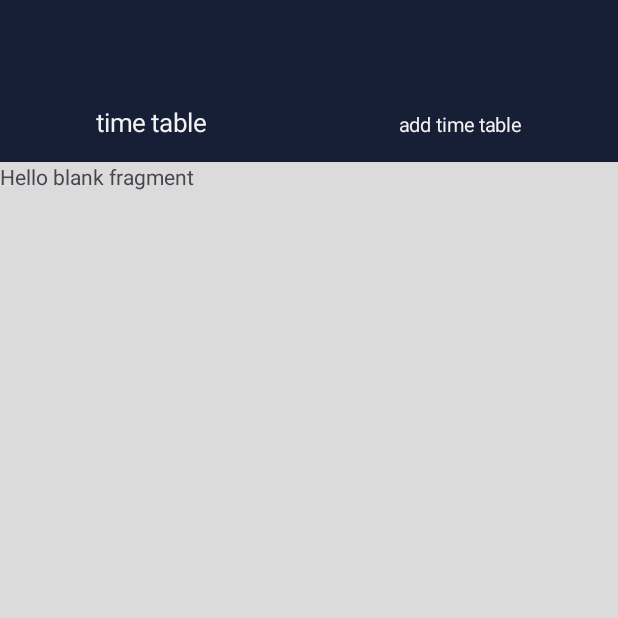
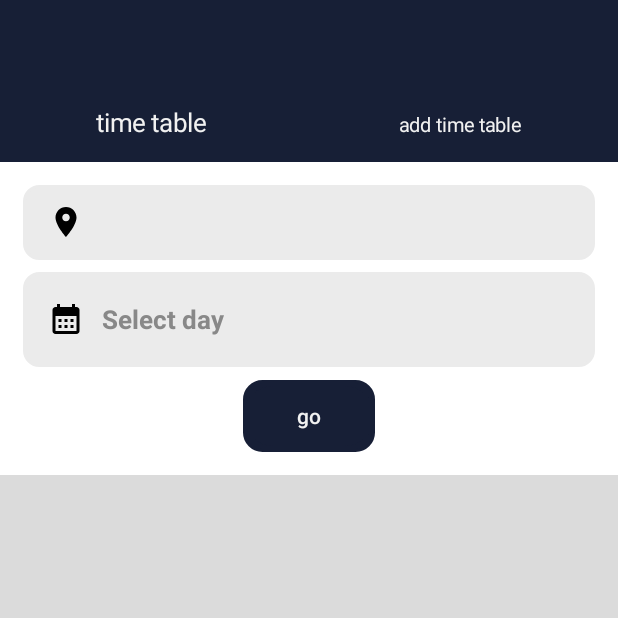
Before and after one commit to RaviRash2k/Bus-Booking-Mobile-Application, an Android app: the ViewTimes screen opened directly, with no data from a screen before it, on a phone screen of 412 x 824 dp, the top half of it. Run offline under Robolectric (Android 15) with nearby library versions, the phone set to English and light mode, and no system bars; our stand-ins replace Firebase (no records; nobody signed in at launch, a user with empty details on screens opened directly).

Commit message:
View time table

```diff
--- /dev/null
+++ b/app/src/main/java/com/example/busbookingapplication/TimeTable/TimeTableAdapter.java
@@ -0,0 +1,71 @@
+package com.example.busbookingapplication.TimeTable;
+
+import android.content.Context;
+import android.content.Intent;
+import android.view.LayoutInflater;
+import android.view.View;
+import android.view.ViewGroup;
+import android.widget.ImageButton;
+import android.widget.LinearLayout;
+import android.widget.TextView;
+
+import androidx.annotation.NonNull;
+import androidx.recyclerview.widget.RecyclerView;
+
+import com.example.busbookingapplication.R;
+import com.example.busbookingapplication.users.routeManager.routeManagerFragment.TimeTableManage.UpdateTimeTable;
+
+import java.util.ArrayList;
+
+
+public class TimeTableAdapter extends RecyclerView.Adapter<TimeTableAdapter.MainViewHolder>{
+
+    Context context;
+    ArrayList<TimeTableModel> list;
+
+    public TimeTableAdapter(Context context, ArrayList<TimeTableModel> list) {
+        this.context = context;
+        this.list = list;
+    }
+
+    @NonNull
+    @Override
+    public TimeTableAdapter.MainViewHolder onCreateViewHolder(@NonNull ViewGroup parent, int viewType) {
+        View v = LayoutInflater.from(context).inflate(R.layout.timetable_card, parent, false);
+        return new TimeTableAdapter.MainViewHolder(v);
+    }
+
+    @Override
+    public void onBindViewHolder(@NonNull TimeTableAdapter.MainViewHolder holder, int position) {
+        TimeTableModel model = list.get(position);
+
+        // Set text view details
+        holder.busRoute.setText(String.format("%s - %s", model.getStartLocation(), model.getEndLocation()));
+        holder.bus.setText(model.getBusNo());
+        holder.timeTableDay.setText(model.getDate());
+        holder.timeTableStart.setText(model.getStartTime());
+        holder.timeTableEnd.setText(model.getEndTime());
+        holder.ticketPrice.setText(model.getTicketPrice());
+    }
+
+    @Override
+    public int getItemCount() {
+        return list.size();
+    }
+
+    public static class MainViewHolder extends RecyclerView.ViewHolder {
+
+        TextView timeTableDay, timeTableStart, timeTableEnd, ticketPrice, busRoute, bus;
+
+        public MainViewHolder(@NonNull View itemView) {
+            super(itemView);
+
+            timeTableDay = itemView.findViewById(R.id.timeTableDay);
+            timeTableStart = itemView.findViewById(R.id.timeTableStart);
+            timeTableEnd = itemView.findViewById(R.id.timeTableEnd);
+            ticketPrice = itemView.findViewById(R.id.ticketPrice);
+            busRoute = itemView.findViewById(R.id.busRoute);
+            bus = itemView.findViewById(R.id.bus);
+        }
+    }
+}
--- a/app/src/main/java/com/example/busbookingapplication/users/routeManager/routeManagerFragment/TimeTableManage/TimeTable/ViewTimeTable/ViewTimes.java
+++ b/app/src/main/java/com/example/busbookingapplication/users/routeManager/routeManagerFragment/TimeTableManage/TimeTable/ViewTimeTable/ViewTimes.java
@@ -1,20 +1,194 @@
 package com.example.busbookingapplication.users.routeManager.routeManagerFragment.TimeTableManage.TimeTable.ViewTimeTable;
 
+import android.annotation.SuppressLint;
+import android.app.DatePickerDialog;
 import android.os.Bundle;
 
+import androidx.annotation.NonNull;
 import androidx.fragment.app.Fragment;
+import androidx.recyclerview.widget.LinearLayoutManager;
+import androidx.recyclerview.widget.RecyclerView;
 
+import android.util.Log;
 import android.view.LayoutInflater;
 import android.view.View;
 import android.view.ViewGroup;
+import android.widget.Button;
+import android.widget.DatePicker;
+import android.widget.TextView;
 
 import com.example.busbookingapplication.R;
+import com.example.busbookingapplication.TimeTable.TimeTableAdapter;
+import com.example.busbookingapplication.TimeTable.TimeTableModel;
+import com.example.busbookingapplication.users.routeManager.routeManagerFragment.TimeTableManage.SelectRouteAdapter;
+import com.example.busbookingapplication.users.routeManager.routeManagerFragment.TimeTableManage.SelectRouteModel;
+import com.google.firebase.database.DataSnapshot;
+import com.google.firebase.database.DatabaseError;
+import com.google.firebase.database.DatabaseReference;
+import com.google.firebase.database.FirebaseDatabase;
+import com.google.firebase.database.ValueEventListener;
+
+import java.util.ArrayList;
+import java.util.Calendar;
+
 public class ViewTimes extends Fragment {
+
+    TextView startLocation, userSelectedDay;
+    Button go;
+    String route;
+    DatabaseReference DB;
+    RecyclerView recyclerView;
+    TimeTableAdapter myAdapter;
+    ArrayList<TimeTableModel> list;
 
     @Override
     public View onCreateView(LayoutInflater inflater, ViewGroup container,
                              Bundle savedInstanceState) {
-        // Inflate the layout for this fragment
-        return inflater.inflate(R.layout.fragment_view_times, container, false);
+        View rootView = inflater.inflate(R.layout.fragment_view_times, container, false);
+
+        startLocation = rootView.findViewById(R.id.startLocation);
+        userSelectedDay = rootView.findViewById(R.id.userSelectedDay);
+        go = rootView.findViewById(R.id.go);
+
+        recyclerView = rootView.findViewById(R.id.timeTable);
+        recyclerView.setHasFixedSize(true);
+        recyclerView.setLayoutManager(new LinearLayoutManager(getContext()));
+
+        list = new ArrayList<>();
+        myAdapter = new TimeTableAdapter(getContext(), list);
+        recyclerView.setAdapter(myAdapter);
+
+        // Get route as an intent and set start location
+        if (getArguments() != null) {
+            route = getArguments().getString("route");
+        }
+        startLocation.setText(route);
+
+        DB = FirebaseDatabase.getInstance().getReference().child("Route").child(route);
+
+        fetchDataFromDatabase();
+
+        //when click go button
+        go.setOnClickListener(new View.OnClickListener() {
+            @Override
+            public void onClick(View v) {
+                fetchDataFromDatabase();
+            }
+        });
+
+        //select date
+        userSelectedDay.setOnClickListener(new View.OnClickListener() {
+            @Override
+            public void onClick(View v) {
+                selectDate();
+            }
+        });
+
+        return rootView;
+    }
+
+    private void fetchDataFromDatabase() {
+
+        String dateSelected = userSelectedDay.getText().toString();
+
+        if(dateSelected.isEmpty()){
+            DB.addValueEventListener(new ValueEventListener() {
+                @SuppressLint("NotifyDataSetChanged")
+                @Override
+                public void onDataChange(@NonNull DataSnapshot snapshot) {
+
+                    list.clear();
+
+                    for (DataSnapshot itemSnapshot : snapshot.getChildren()) {
+                        String startLocation = itemSnapshot.child("Start Location").getValue(String.class);
+                        String endLocation = itemSnapshot.child("End Location").getValue(String.class);
+                        String busNo = itemSnapshot.child("Bus Number").getValue(String.class);
+                        String date = itemSnapshot.child("Date").getValue(String.class);
+                        String startTime = itemSnapshot.child("Start Time").getValue(String.class);
+                        String enterEndTime = itemSnapshot.child("End Time").getValue(String.class);
+                        String enterTicketPrice = itemSnapshot.child("Ticket Price").getValue(String.class);
+
+                        TimeTableModel mainModel = new TimeTableModel();
+                        mainModel.setStartLocation(startLocation);
+                        mainModel.setEndLocation(endLocation);
+                        mainModel.setBusNo(busNo);
+                        mainModel.setDate(date);
+                        mainModel.setStartTime(startTime);
+                        mainModel.setEndTime(enterEndTime);
+                        mainModel.setEndTime(enterTicketPrice);
+
+                        list.add(mainModel);
+                    }
+                    myAdapter.notifyDataSetChanged();
+                }
+
+                @Override
+                public void onCancelled(@NonNull DatabaseError error) {
+                    Log.e("ViewTimes", "Database error: " + error.getMessage());
+                }
+            });
+
+        }else{
+            DB.orderByChild("Date").equalTo(dateSelected).addValueEventListener(new ValueEventListener() {
+                @Override
+                public void onDataChange(@NonNull DataSnapshot snapshot) {
+
+                    list.clear();
+
+                    for (DataSnapshot itemSnapshot : snapshot.getChildren()) {
+                        String startLocation = itemSnapshot.child("Start Location").getValue(String.class);
+                        String endLocation = itemSnapshot.child("End Location").getValue(String.class);
+                        String busNo = itemSnapshot.child("Bus Number").getValue(String.class);
+                        String date = itemSnapshot.child("Date").getValue(String.class);
+                        String startTime = itemSnapshot.child("Start Time").getValue(String.class);
+                        String endTime = itemSnapshot.child("End Time").getValue(String.class);
+                        String ticketPrice = itemSnapshot.child("Ticket Price").getValue(String.class);
+
+                        TimeTableModel mainModel = new TimeTableModel();
+                        mainModel.setStartLocation(startLocation);
+                        mainModel.setEndLocation(endLocation);
+                        mainModel.setBusNo(busNo);
+                        mainModel.setDate(date);
+                        mainModel.setStartTime(startTime);
+                        mainModel.setEndTime(endTime);
+                        mainModel.setEndTime(ticketPrice);
+
+                        list.add(mainModel);
+                    }
+                    myAdapter.notifyDataSetChanged();
+                }
+
+                @Override
+                public void onCancelled(@NonNull DatabaseError error) {
+                    Log.e("ViewTimes", "Database error: " + error.getMessage());
+                }
+            });
+
+        }
+    }
+
+    private void selectDate(){
+
+        Calendar calendar = Calendar.getInstance();
+        int year = calendar.get(Calendar.YEAR);
+        int month = calendar.get(Calendar.MONTH);
+        int day = calendar.get(Calendar.DAY_OF_MONTH);
+
+        DatePickerDialog datePickerDialog = new DatePickerDialog(
+                requireContext(),
+                new DatePickerDialog.OnDateSetListener() {
+                    @Override
+                    public void onDateSet(DatePicker view, int year, int monthOfYear, int dayOfMonth) {
+
+                        // Handle the selected date
+                        String selectedDate = dayOfMonth + " . " + (monthOfYear + 1) + " . " + year;
+                        userSelectedDay.setText(selectedDate);
+                    }
+                },
+                year, month, day);
+
+        datePickerDialog.getDatePicker().setMinDate(System.currentTimeMillis());
+
+        datePickerDialog.show();
     }
 }
--- /dev/null
+++ b/app/src/main/res/drawable/baseline_calendar_month_24.xml
@@ -0,0 +1,5 @@
+<vector xmlns:android="http://schemas.android.com/apk/res/android" android:height="24dp" android:tint="#000000" android:viewportHeight="24" android:viewportWidth="24" android:width="24dp">
+
+    <path android:fillColor="@android:color/white" android:pathData="M19,4h-1V2h-2v2H8V2H6v2H5C3.89,4 3.01,4.9 3.01,6L3,20c0,1.1 0.89,2 2,2h14c1.1,0 2,-0.9 2,-2V6C21,4.9 20.1,4 19,4zM19,20H5V10h14V20zM9,14H7v-2h2V14zM13,14h-2v-2h2V14zM17,14h-2v-2h2V14zM9,18H7v-2h2V18zM13,18h-2v-2h2V18zM17,18h-2v-2h2V18z"/>
+
+</vector>
--- /dev/null
+++ b/app/src/main/res/drawable/button_background.xml
@@ -0,0 +1,6 @@
+<?xml version="1.0" encoding="utf-8"?>
+<shape xmlns:android="http://schemas.android.com/apk/res/android">
+    <solid android:color="@color/main"/>
+    <corners android:radius="12dp"/>
+    <stroke android:width="2dp" android:color="@color/main"/>
+</shape>
--- a/app/src/main/res/layout/fragment_view_times.xml
+++ b/app/src/main/res/layout/fragment_view_times.xml
@@ -1,14 +1,101 @@
 <?xml version="1.0" encoding="utf-8"?>
-<FrameLayout xmlns:android="http://schemas.android.com/apk/res/android"
+<LinearLayout xmlns:android="http://schemas.android.com/apk/res/android"
     xmlns:tools="http://schemas.android.com/tools"
     android:layout_width="match_parent"
     android:layout_height="match_parent"
+    android:orientation="vertical"
+    android:background="@color/my_bckground"
     tools:context=".users.routeManager.routeManagerFragment.TimeTableManage.TimeTable.ViewTimeTable.ViewTimes">
 
     <!-- TODO: Update blank fragment layout -->
-    <TextView
+    <ScrollView
         android:layout_width="match_parent"
-        android:layout_height="match_parent"
-        android:text="@string/hello_blank_fragment" />
+        android:layout_height="wrap_content">
+        <LinearLayout
+            android:layout_width="match_parent"
+            android:layout_height="wrap_content"
+            android:orientation="vertical">
 
-</FrameLayout>
+            <LinearLayout
+                android:layout_width="match_parent"
+                android:layout_height="wrap_content"
+                android:orientation="vertical"
+                android:background="@color/white"
+                android:padding="15dp">
+                <LinearLayout
+                    android:layout_width="match_parent"
+                    android:layout_height="50dp"
+                    android:orientation="horizontal"
+                    android:background="@drawable/edit_text_background"
+                    android:layout_marginBottom="8dp"
+                    android:gravity="center">
+                    <ImageView
+                        android:layout_width="wrap_content"
+                        android:layout_height="wrap_content"
+                        android:layout_marginStart="10dp"
+                        android:src="@drawable/baseline_location_on_24"/>
+                    <TextView
+                        android:id="@+id/startLocation"
+                        android:layout_width="match_parent"
+                        android:layout_height="50dp"
+                        android:textColor="@color/dark_text"
+                        android:textSize="17sp"
+                        android:paddingStart="12dp"
+                        android:gravity="center_vertical"
+                        android:text="FROM"/>
+                </LinearLayout>
+
+                <LinearLayout
+                    android:id="@+id/daySet"
+                    android:layout_width="match_parent"
+                    android:layout_height="wrap_content"
+                    android:background="@drawable/edit_text_background"
+                    android:orientation="horizontal"
+                    android:gravity="center"
+                    android:layout_marginBottom="3dp">
+                    <ImageView
+                        android:layout_width="wrap_content"
+                        android:layout_height="wrap_content"
+                        android:layout_marginStart="10dp"
+                        android:src="@drawable/baseline_calendar_month_24"
+                        android:textColor="@color/dark_text" />
+                    <TextView
+                        android:id="@+id/userSelectedDay"
+                        android:layout_width="match_parent"
+                        android:layout_height="50dp"
+                        android:textColor="@color/dark_text"
+                        android:textSize="17sp"
+                        android:paddingStart="12dp"
+                        android:hint="Select day"
+                        android:gravity="center_vertical"
+                        android:textColorHint="@color/hint_text"
+                        android:textStyle="bold" />
+                </LinearLayout>
+
+                <LinearLayout
+                    android:layout_width="wrap_content"
+                    android:layout_height="wrap_content"
+                    android:orientation="horizontal"
+                    android:background="@drawable/button_background"
+                    android:layout_gravity="center"
+                    android:layout_marginTop="5dp">
+                    <Button
+                        android:id="@+id/go"
+                        android:layout_width="wrap_content"
+                        android:layout_height="wrap_content"
+                        android:backgroundTint="@color/main"
+                        android:text="go"
+                        android:textColor="@color/text"/>
+                </LinearLayout>
+            </LinearLayout>
+
+                <androidx.recyclerview.widget.RecyclerView
+                    android:id="@+id/timeTable"
+                    android:layout_width="match_parent"
+                    android:layout_height="wrap_content"
+                    android:background="@color/my_bckground"
+                    android:padding="7dp"/>
+        </LinearLayout>
+    </ScrollView>
+
+</LinearLayout>
```
Also changed, not shown: app/src/main/java/com/example/busbookingapplication/TimeTable/TimeTableModel.java (added, +62 -0 lines), app/src/main/java/com/example/busbookingapplication/users/routeManager/routeManagerFragment/TimeTableManage/TimeTable/AddTimeTable/AddNewTimeSlot.java (+13 -3 lines), app/src/main/res/layout/fragment_add_new_time_slot.xml (+49 -18 lines), app/src/main/res/layout/timetable_card.xml (added, +148 -0 lines), app/src/main/res/drawable/price.png (added).
